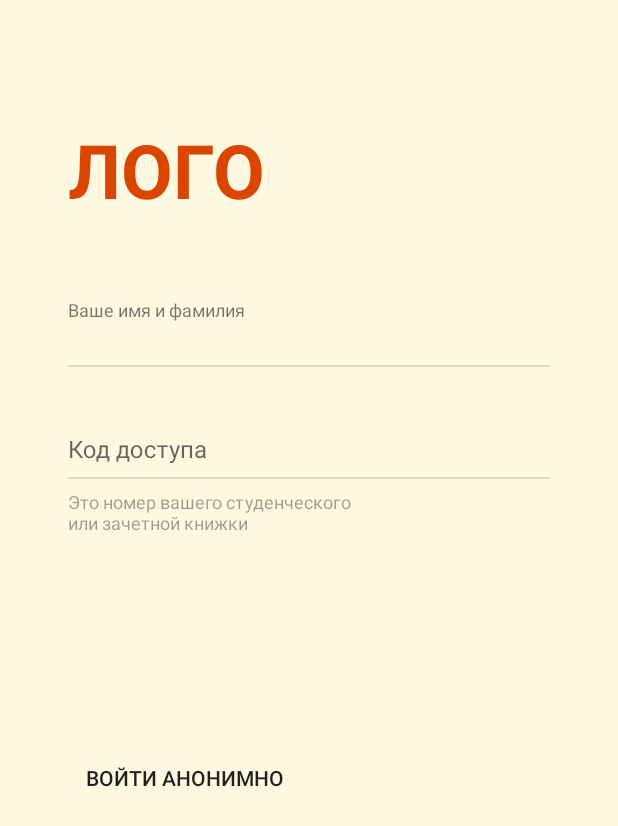
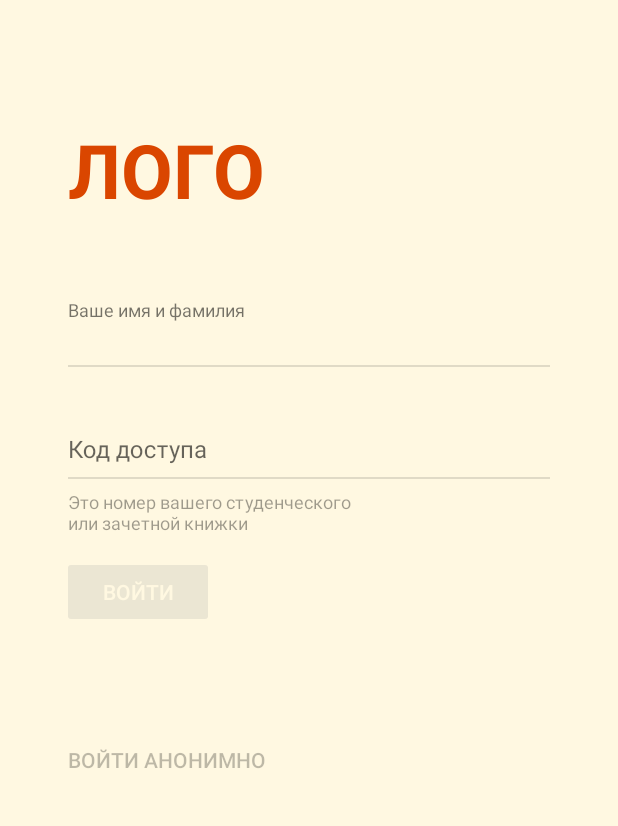
Before and after one commit to AlexanderZerg13/StudentsApp, an Android app: the screen it shows after launch (MainActivity), on a phone screen of 412 x 824 dp. Shown: the top 826 px of the screen. Run offline under Robolectric (Android 15) with nearby library versions, the light colour scheme and no system bars; libraries missing offline, so code that uses them is left out: com.maksim88.passwordedittext; plain views replace PasswordEditText; 2 statements that could not run were skipped.

Commit message:
Login page 1_1 design completed

```diff
--- a/app/src/main/java/com/example/pilipenko/studentsapp/LoginFragment.java
+++ b/app/src/main/java/com/example/pilipenko/studentsapp/LoginFragment.java
@@ -2,11 +2,27 @@ package com.example.pilipenko.studentsapp;
 
 import android.os.Bundle;
 import android.support.v4.app.Fragment;
+import android.text.Editable;
+import android.text.TextUtils;
+import android.text.TextWatcher;
+import android.util.Log;
 import android.view.LayoutInflater;
 import android.view.View;
 import android.view.ViewGroup;
+import android.widget.Button;
+import android.widget.EditText;
+import android.widget.TextView;
+
+import com.maksim88.passwordedittext.PasswordEditText;
+
+import java.util.StringJoiner;
 
 public class LoginFragment extends Fragment {
+
+    private Button mEnterButton;
+    private Button mEnterAnonymouslyButton;
+    private TextView mNameTextView;
+    private PasswordEditText mPasswordEditText;
 
     @Override
     public void onCreate(Bundle savedInstanceState) {
@@ -16,6 +32,59 @@ public class LoginFragment extends Fragment {
     @Override
     public View onCreateView(LayoutInflater inflater, ViewGroup container, Bundle savedInstanceState) {
         View v = inflater.inflate(R.layout.fragment_login, container, false);
+
+        mEnterButton = (Button) v.findViewById(R.id.fragment_login_btn_enter);
+        mEnterAnonymouslyButton = (Button) v.findViewById(R.id.fragment_login_btn_enter_anon);
+        mNameTextView = (EditText) v.findViewById(R.id.fragment_login_et_name);
+        mPasswordEditText = (PasswordEditText) v.findViewById(R.id.fragment_login_et_password);
+
+        LoginButtonOnClickListener buttonListener = new LoginButtonOnClickListener();
+        mEnterButton.setOnClickListener(buttonListener);
+        mEnterAnonymouslyButton.setOnClickListener(buttonListener);
+
+        LoginTextWatcher editTextTextWatcher = new LoginTextWatcher();
+        mNameTextView.addTextChangedListener(editTextTextWatcher);
+        mPasswordEditText.addTextChangedListener(editTextTextWatcher);
+
         return v;
     }
+
+    private class LoginButtonOnClickListener implements View.OnClickListener {
+
+        @Override
+        public void onClick(View view) {
+            switch (view.getId()) {
+                case R.id.fragment_login_btn_enter:
+
+                    break;
+                case R.id.fragment_login_btn_enter_anon:
+
+                    break;
+            }
+        }
+    }
+
+    private class LoginTextWatcher implements TextWatcher {
+
+        @Override
+        public void beforeTextChanged(CharSequence charSequence, int i, int i1, int i2) {
+
+        }
+
+        @Override
+        public void onTextChanged(CharSequence charSequence, int i, int i1, int i2) {
+
+        }
+
+        @Override
+        public void afterTextChanged(Editable editable) {
+            CharSequence name = mNameTextView.getText();
+            CharSequence password = mPasswordEditText.getText();
+            if (TextUtils.isEmpty(name) || TextUtils.isEmpty(password)) {
+                mEnterButton.setEnabled(false);
+            } else {
+                mEnterButton.setEnabled(true);
+            }
+        }
+    }
 }
--- a/app/src/main/res/drawable/button_disable.xml
+++ b/app/src/main/res/drawable/button_disable.xml
@@ -1,4 +1,9 @@
 <?xml version="1.0" encoding="utf-8"?>
-<selector xmlns:android="http://schemas.android.com/apk/res/android">
-
-</selector>
+<layer-list xmlns:android="http://schemas.android.com/apk/res/android">
+    <item>
+        <shape android:shape="rectangle">
+            <corners android:radius="2dp"/>
+            <solid android:color="@color/colorButtonAlpha"/>
+        </shape>
+    </item>
+</layer-list>
--- a/app/src/main/res/drawable/button_enter_selectror.xml
+++ b/app/src/main/res/drawable/button_enter_selectror.xml
@@ -2,5 +2,5 @@
 <selector xmlns:android="http://schemas.android.com/apk/res/android">
     <item android:drawable="@drawable/button_disable"
           android:state_enabled="false"/>
-    <item android:drawable="@drawable/button_normal"/>
+    <item android:drawable="@drawable/ripple_effect"/>
 </selector>
--- a/app/src/main/res/drawable/button_normal.xml
+++ b/app/src/main/res/drawable/button_normal.xml
@@ -1,4 +1,9 @@
 <?xml version="1.0" encoding="utf-8"?>
-<selector xmlns:android="http://schemas.android.com/apk/res/android">
-
-</selector>
+<layer-list xmlns:android="http://schemas.android.com/apk/res/android">
+    <item>
+        <shape android:shape="rectangle">
+            <corners android:radius="2dp"/>
+            <solid android:color="@color/colorPrimary"/>
+        </shape>
+    </item>
+</layer-list>
--- /dev/null
+++ b/app/src/main/res/drawable/button_text_color.xml
@@ -0,0 +1,5 @@
+<?xml version="1.0" encoding="utf-8"?>
+<selector xmlns:android="http://schemas.android.com/apk/res/android">
+    <item android:state_enabled="false" android:color="@color/colorTextDis"/>
+    <item android:color="@color/colorAccent"/>
+</selector>
--- /dev/null
+++ b/app/src/main/res/drawable/ripple_effect.xml
@@ -0,0 +1,19 @@
+<?xml version="1.0" encoding="utf-8"?>
+<ripple xmlns:android="http://schemas.android.com/apk/res/android"
+        xmlns:tools="http://schemas.android.com/tools"
+        android:color="@color/colorAccent"
+        tools:targetApi="lollipop">
+        <item>
+                <shape android:shape="rectangle">
+                        <corners android:radius="2dp"/>
+                        <solid android:color="@color/colorPrimary"/>
+                </shape>
+        </item>
+        <item android:id="@android:id/mask">
+                <shape android:shape="rectangle">
+                        <corners android:radius="2dp"/>
+                        <solid android:color="@color/colorPrimary"/>
+                </shape>
+        </item>
+
+</ripple>
--- a/app/src/main/res/layout/fragment_login.xml
+++ b/app/src/main/res/layout/fragment_login.xml
@@ -5,7 +5,6 @@
                 android:layout_height="match_parent"
                 android:background="@color/colorLogoBackground"
                 android:orientation="vertical"
-                android:paddingLeft="45dp"
                 android:paddingRight="45dp"
                 android:paddingTop="79dp">
 
@@ -13,6 +12,7 @@
         android:id="@+id/fragment_login_logo"
         android:layout_width="wrap_content"
         android:layout_height="wrap_content"
+        android:layout_marginLeft="@dimen/login_margin_left"
         android:text="ЛОГО"
         android:textColor="@color/colorLogo"
         android:textSize="50sp"
@@ -23,6 +23,7 @@
         android:layout_width="match_parent"
         android:layout_height="wrap_content"
         android:layout_below="@id/fragment_login_logo"
+        android:layout_marginLeft="@dimen/login_margin_left"
         android:layout_marginTop="53dp"
         app:hintTextAppearance="@style/MyHintText">
 
@@ -40,6 +41,7 @@
         android:layout_width="match_parent"
         android:layout_height="wrap_content"
         android:layout_below="@id/fragment_login_et_name_til"
+        android:layout_marginLeft="@dimen/login_margin_left"
         android:layout_marginTop="30dp"
         app:hintTextAppearance="@style/MyHintText">
 
@@ -50,11 +52,11 @@
             android:layout_width="match_parent"
             android:layout_height="wrap_content"
             android:hint="Код доступа"
+            android:inputType="textPassword"
+            app:pet_disableIconAlpha="true"
+            app:pet_iconHide="@drawable/ic_pass_eye_closed"
             app:pet_iconShow="@drawable/ic_pass_eye_closed"
-            app:pet_iconHide="@drawable/ic_pass_eye_closed"
             app:pet_nonMonospaceFont="true"
-            app:pet_disableIconAlpha="true"
-            android:inputType="textPassword"
             />
     </android.support.design.widget.TextInputLayout>
 
@@ -64,38 +66,38 @@
         android:layout_width="match_parent"
         android:layout_height="wrap_content"
         android:layout_below="@id/fragment_login_et_password_til"
+        android:layout_marginLeft="@dimen/login_margin_left"
+        android:layout_marginTop="6.5dp"
         android:singleLine="false"
         android:text="@string/fragment_login_tv_describe"
         android:textColor="@color/colorFloatText"
-        android:textSize="12sp"
-        android:layout_marginTop="6.5dp"/>
+        android:textSize="12sp"/>
 
     <Button
         android:id="@+id/fragment_login_btn_enter"
-        android:layout_width="wrap_content"
-        android:layout_height="wrap_content"
+        style="?android:attr/borderlessButtonStyle"
+        android:layout_width="93dp"
+        android:layout_height="36dp"
         android:layout_below="@id/fragment_login_tv_describe"
-        android:enabled="true"
+        android:layout_marginLeft="@dimen/login_margin_left"
+        android:layout_marginTop="20dp"
+        android:background="@drawable/button_enter_selectror"
+        android:enabled="false"
         android:text="@string/fragment_login_btn_enter"
-        android:background="@drawable/button_enter_selectror"
-        android:textColor="@color/colorLogoBackground"
-        android:layout_marginTop="20dp"
-        android:textSize="14sp"
-        android:paddingTop="11dp"
-        android:paddingBottom="9dp"
-        android:paddingLeft="21.5dp"
-        android:paddingRight="21.5dp"/>
+        android:textColor="@drawable/button_text_color"
+        android:textSize="14sp"/>
 
     <Button
         android:id="@+id/fragment_login_btn_enter_anon"
         style="@style/Widget.AppCompat.Button.Borderless"
         android:layout_width="wrap_content"
         android:layout_height="wrap_content"
-        android:textSize="14sp"
         android:layout_below="@id/fragment_login_btn_enter"
+        android:layout_marginLeft="@dimen/login_margin_left_for_button"
         android:layout_marginTop="70dp"
-        android:enabled="true"
+        android:enabled="false"
+        android:padding="10dp"
         android:text="@string/fragment_login_btn_enter_anon"
-        android:paddingTop="10dp"/>
+        android:textSize="14sp"/>
 
 </RelativeLayout>
--- a/app/src/main/res/values/colors.xml
+++ b/app/src/main/res/values/colors.xml
@@ -10,4 +10,8 @@
     <color name="colorFloatText">#61000000</color>
     <color name="colorUnderLine">#1f000000</color>
     <color name="colorDarkText">#2f2f2f</color>
+    <color name="colorTextDis">#fff8e1</color>
+
+    <color name="colorButtonAlpha">#33999999</color>
+
 </resources>
--- a/app/src/main/res/values/dimens.xml
+++ b/app/src/main/res/values/dimens.xml
@@ -2,4 +2,7 @@
     <!-- Default screen margins, per the Android Design guidelines. -->
     <dimen name="activity_horizontal_margin">16dp</dimen>
     <dimen name="activity_vertical_margin">16dp</dimen>
+
+    <dimen name="login_margin_left">45dp</dimen>
+    <dimen name="login_margin_left_for_button">35dp</dimen>
 </resources>
```
